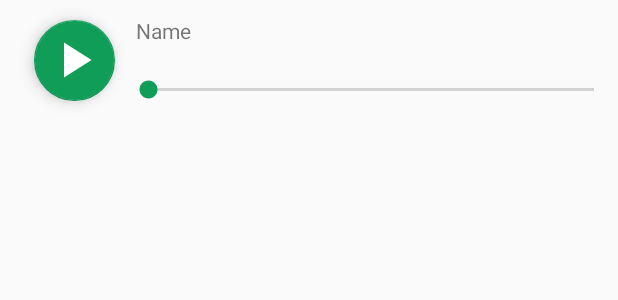
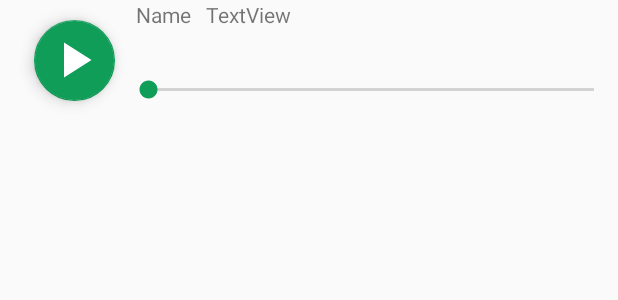
Before and after one commit to roman-vygon/mobileRecorder, an Android app: the layout audio_row.xml on its own in the app's theme, with its tools: preview values and no code run, on a phone screen of 412 x 824 dp. Shown: the top 300 px of the screen. Run offline under Robolectric (Android 15) with nearby library versions, the phone set to English and light mode, and no system bars.

Commit message:
Task: added date and time to recordings

```diff
--- a/app/build.gradle
+++ b/app/build.gradle
@@ -25,10 +25,11 @@ android {
 
 dependencies {
     implementation fileTree(dir: 'libs', include: ['*.jar'])
-    implementation"org.jetbrains.kotlin:kotlin-stdlib-jdk7:$kotlin_version"
+    implementation "org.jetbrains.kotlin:kotlin-stdlib-jdk7:$kotlin_version"
     implementation 'androidx.appcompat:appcompat:1.1.0'
     implementation 'androidx.core:core-ktx:1.1.0'
     implementation 'androidx.constraintlayout:constraintlayout:1.1.3'
+    implementation 'androidx.legacy:legacy-support-v4:1.0.0'
     testImplementation 'junit:junit:4.12'
     androidTestImplementation 'androidx.test:runner:1.1.1'
     androidTestImplementation 'androidx.test.espresso:espresso-core:3.1.1'
--- a/app/src/main/java/com/rvygon/testapp/AudioAdapter.kt
+++ b/app/src/main/java/com/rvygon/testapp/AudioAdapter.kt
@@ -49,7 +49,7 @@ class AudioAdapter(
 
         val recording = recordingArrayList[position]
         holder.textViewName.text = recording.fileName.substringBeforeLast('.',recording.fileName)
-
+        holder.dateText.text = recording.date
 
         if (recording.isPlaying) {
             holder.imageViewPlay.setImageResource(R.drawable.ic_pause)
@@ -77,6 +77,7 @@ class AudioAdapter(
         internal var textViewName: TextView = itemView.findViewById(R.id.audio_item_name)
         internal var allTime: TextView = itemView.findViewById(R.id.timeAll)
         internal var playTime: TextView = itemView.findViewById(R.id.playTime)
+        internal var dateText: TextView = itemView.findViewById(R.id.dateText)
         internal var curTime: Long = 0
         private var recordingUri: String? = null
         private var lastProgress = 0
--- a/app/src/main/res/layout/audio_row.xml
+++ b/app/src/main/res/layout/audio_row.xml
@@ -29,17 +29,6 @@
             app:maxImageSize="40dp"
             app:srcCompat="@android:drawable/ic_media_play" />
 
-        <TextView
-            android:id="@+id/audio_item_name"
-            android:layout_width="wrap_content"
-            android:layout_height="wrap_content"
-            android:layout_marginStart="8dp"
-            android:text="Name"
-            app:layout_constraintBottom_toTopOf="@+id/guideline8"
-            app:layout_constraintStart_toStartOf="@+id/guideline4"
-            app:layout_constraintTop_toTopOf="parent"
-            app:layout_constraintVertical_bias="0.516" />
-
         <androidx.constraintlayout.widget.Guideline
             android:id="@+id/guideline4"
             android:layout_width="wrap_content"
@@ -66,6 +55,31 @@
             app:layout_constraintTop_toTopOf="@+id/guideline8" />
 
         <LinearLayout
+            android:layout_width="0dp"
+            android:layout_height="0dp"
+            android:orientation="horizontal"
+            app:layout_constraintBottom_toTopOf="@+id/guideline12"
+            app:layout_constraintEnd_toEndOf="parent"
+            app:layout_constraintStart_toStartOf="@+id/guideline4"
+            app:layout_constraintTop_toTopOf="parent">
+
+            <TextView
+                android:id="@+id/audio_item_name"
+                android:layout_width="wrap_content"
+                android:layout_height="wrap_content"
+                android:layout_marginStart="8dp"
+                android:text="Name" />
+
+            <TextView
+                android:id="@+id/dateText"
+                android:layout_width="wrap_content"
+                android:layout_height="wrap_content"
+                android:layout_marginLeft="10dp"
+                android:layout_weight="1"
+                android:text="TextView" />
+        </LinearLayout>
+
+        <LinearLayout
             android:layout_width="wrap_content"
             android:layout_height="wrap_content"
             android:layout_marginTop="32dp"
@@ -87,5 +101,12 @@
                 android:layout_weight="1" />
         </LinearLayout>
 
+        <androidx.constraintlayout.widget.Guideline
+            android:id="@+id/guideline12"
+            android:layout_width="wrap_content"
+            android:layout_height="wrap_content"
+            android:orientation="horizontal"
+            app:layout_constraintGuide_begin="25dp" />
+
     </androidx.constraintlayout.widget.ConstraintLayout>
 </LinearLayout>
--- /dev/null
+++ b/app/src/main/res/values/dimens.xml
@@ -0,0 +1,3 @@
+<resources>
+    <dimen name="fab_margin">16dp</dimen>
+</resources>
--- a/app/src/main/res/values/strings.xml
+++ b/app/src/main/res/values/strings.xml
@@ -1,3 +1,7 @@
 <resources>
     <string name="app_name">Phoebus</string>
+    <string name="title_activity_settings">SettingsActivity</string>
+
+    <!-- TODO: Remove or change this placeholder text -->
+    <string name="hello_blank_fragment">Hello blank fragment</string>
 </resources>
--- a/app/src/main/res/values/styles.xml
+++ b/app/src/main/res/values/styles.xml
@@ -13,4 +13,13 @@
         <item name="android:windowBackground">@drawable/launch_screen</item>
     </style>
 
+    <style name="AppTheme.NoActionBar">
+        <item name="windowActionBar">false</item>
+        <item name="windowNoTitle">true</item>
+    </style>
+
+    <style name="AppTheme.AppBarOverlay" parent="ThemeOverlay.AppCompat.Dark.ActionBar" />
+
+    <style name="AppTheme.PopupOverlay" parent="ThemeOverlay.AppCompat.Light" />
+
 </resources>
```
Also changed, not shown: app/src/main/AndroidManifest.xml (+10 -4 lines), app/src/main/java/com/rvygon/testapp/MainActivity.kt (+32 -6 lines), app/src/main/java/com/rvygon/testapp/Manager.kt (+29 -6 lines), app/src/main/java/com/rvygon/testapp/Recorder.kt (+32 -0 lines), app/src/main/java/com/rvygon/testapp/Recording.kt (+5 -2 lines), app/src/main/java/com/rvygon/testapp/SettingsActivity.kt (added, +12 -0 lines), app/src/main/java/com/rvygon/testapp/SettingsFragment.kt (added, +100 -0 lines), app/src/main/res/layout/activity_main.xml (+46 -27 lines), app/src/main/res/layout/activity_settings.xml (added, +38 -0 lines), app/src/main/res/layout/fragment_settings.xml (added, +37 -0 lines), app/src/main/res/menu/bottom_bar_buttons.xml (added, +15 -0 lines), 1 other file.
